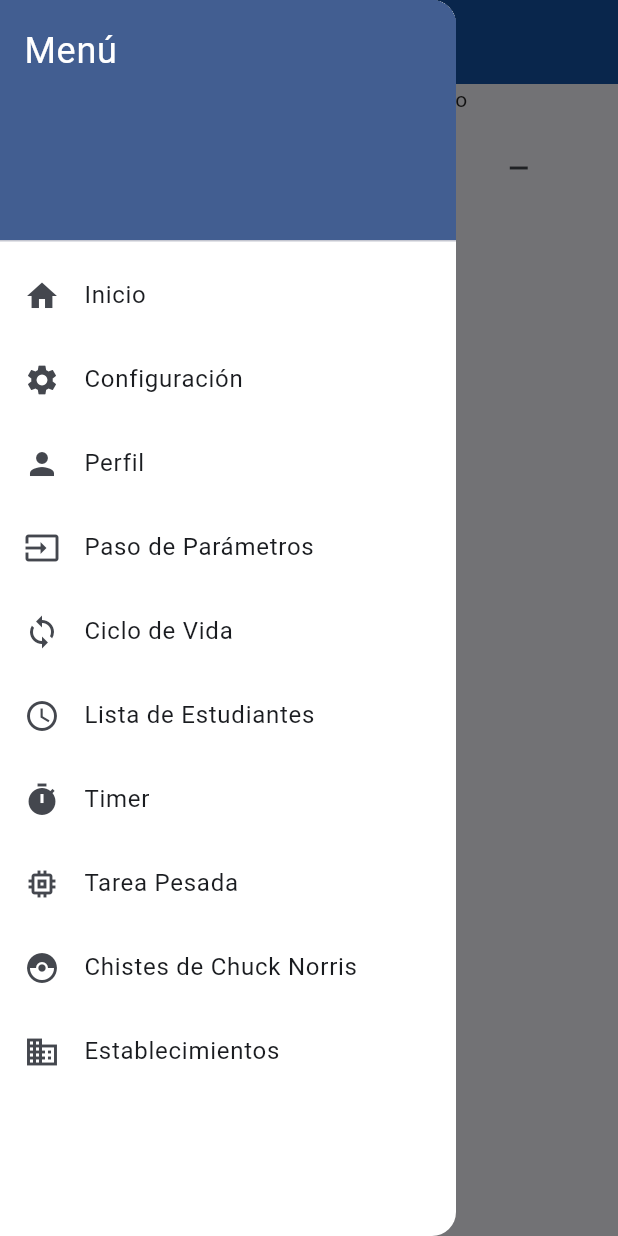
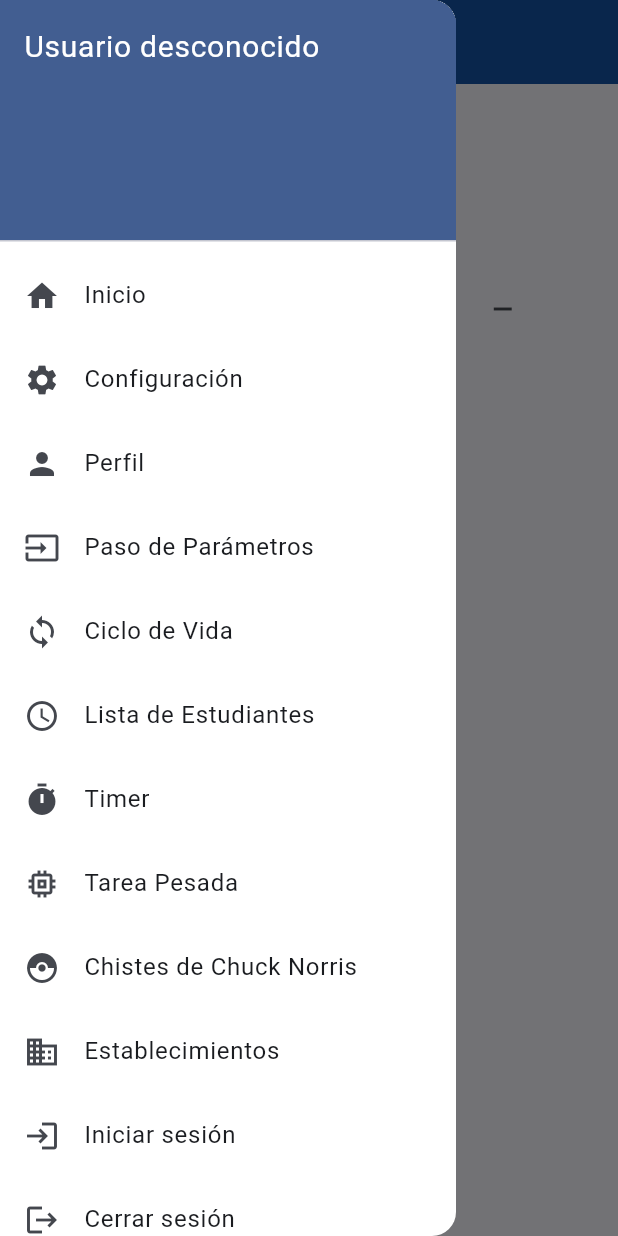
Before and after one commit to santiago-diaz-franki/paso-parametros, a Flutter app: the screen it shows after launch, with the side drawer open, on a phone screen of 412 x 824 dp. Run offline on Flutter 3.47's test engine with Material 3 defaults, Android fonts, the phone set to English and light mode, and no system bars; our stand-ins replace carousel_slider, flutter_dotenv, go_router, image_picker, shared_preferences; accounts and stored records are empty.

Commit message:
Se crea el login y el register, se implementa autentificacion primaria para el avance en la aplicacion

```diff
--- /dev/null
+++ b/lib/models/user.dart
@@ -0,0 +1,15 @@
+class User {
+  final int id;
+  final String name;
+  final String email;
+
+  User({required this.id, required this.name, required this.email});
+
+  //* convierte un objeto JSON a un objeto User
+  factory User.fromJson(Map<String, dynamic> json) =>
+      User(id: json['id'], name: json['name'], email: json['email']);
+
+  //* convierte un objeto User a un objeto JSON
+  //* se usa para enviar el objeto a la API
+  Map<String, dynamic> toJson() => {'id': id, 'name': name, 'email': email};
+}
--- a/lib/routes/app_router.dart
+++ b/lib/routes/app_router.dart
@@ -13,6 +13,8 @@ import 'package:hola_mundo/views/tarea_pesada/tarea_pesada_view.dart';
 import 'package:hola_mundo/views/list_students/list_students_view.dart';
 import 'package:hola_mundo/views/chiste/chiste_detail_view.dart';
 import 'package:hola_mundo/views/chiste/chiste_list_view.dart';
+import 'package:hola_mundo/views/auth/login_page.dart';
+import 'package:hola_mundo/views/auth/register_page.dart';
 
 final GoRouter appRouter = GoRouter(
   routes: [
@@ -72,7 +74,7 @@ final GoRouter appRouter = GoRouter(
       builder: (context, state) => const TareaPesadaView(),
     ),
     //!Rutas para el manejo de Pokémon
-   // Rutas para el manejo de chistes
+    // Rutas para el manejo de chistes
     GoRoute(
       path: '/chiste',
       name: 'chiste',
@@ -108,6 +110,16 @@ final GoRouter appRouter = GoRouter(
     GoRoute(
       path: '/establecimientos/create',
       builder: (context, state) => const EstablecimientoCreateView(),
-),
+    ),
+    GoRoute(
+      path: '/login',
+      name: 'login',
+      builder: (context, state) => const LoginPage(),
+    ),
+    GoRoute(
+      path: '/register',
+      name: 'register',
+      builder: (context, state) => const RegisterPage(),
+    ),
   ],
 );
--- a/lib/views/custom_drawer.dart
+++ b/lib/views/custom_drawer.dart
@@ -1,8 +1,37 @@
 import 'package:flutter/material.dart';
 import 'package:go_router/go_router.dart';
+import 'package:hola_mundo/models/user.dart';
+import 'package:hola_mundo/services/auth_service.dart';
 
-class CustomDrawer extends StatelessWidget {
+class CustomDrawer extends StatefulWidget {
   const CustomDrawer({super.key});
+
+  State<CustomDrawer> createState() => _CustomDrawerState();
+}
+
+class _CustomDrawerState extends State<CustomDrawer> {
+  //?  Variable para almacenar el usuario actual
+  User? user;
+  //
+
+  @override
+  void initState() {
+    super.initState();
+    //* Carga el usuario al iniciar el estado
+    //* Se utiliza Future.delayed para asegurarse de que la carga del usuario se realice después de que el widget se haya construido completamente.
+    Future.delayed(Duration.zero, () {
+      _loadUser();
+    });
+  }
+
+  Future<void> _loadUser() async {
+    //** Obtiene el usuario actual utilizando el servicio de autenticación
+    //** y actualiza el estado del widget con la información del usuario.
+    final u = await AuthService().getUser();
+    setState(() {
+      user = u;
+    });
+  }
 
   @override
   Widget build(BuildContext context) {
@@ -17,14 +46,19 @@ class CustomDrawer extends StatelessWidget {
                     context,
                   ).colorScheme.primary, // Usa el color primario del tema
             ),
-            child: const Text(
-              'Menú',
-              style: TextStyle(
-                color:
-                    Colors
-                        .white, // Texto blanco para contrastar con el color primario
-                fontSize: 24,
-              ),
+            child: Column(
+              crossAxisAlignment: CrossAxisAlignment.start,
+              children: [
+                Text(
+                  user?.name ?? 'Usuario desconocido',
+                  style: const TextStyle(color: Colors.white, fontSize: 20),
+                ),
+                const SizedBox(height: 4),
+                Text(
+                  user?.email ?? '',
+                  style: const TextStyle(color: Colors.white70, fontSize: 14),
+                ),
+              ],
             ),
           ),
           ListTile(
@@ -118,6 +152,36 @@ class CustomDrawer extends StatelessWidget {
               context.push('/establecimientos');
             },
           ),
+          ListTile(
+            leading: const Icon(Icons.login),
+            title: const Text('Iniciar sesión'),
+            onTap: () {
+              context.goNamed('login');
+              Navigator.pop(context); // Cierra el Drawer
+            },
+          ),
+          ListTile(
+            leading: Icon(Icons.logout),
+            title: Text('Cerrar sesión'),
+            onTap: () async {
+              final token = await AuthService().getToken();
+
+              if (token != null) {
+                await AuthService().logout();
+
+                if (!context.mounted) {
+                  return;
+                }
+                context.go('/login');
+              } else {
+                if (!context.mounted) return;
+                Navigator.pop(context); // Cierra el drawer
+                ScaffoldMessenger.of(context).showSnackBar(
+                  const SnackBar(content: Text('No hay sesión activa.')),
+                );
+              }
+            },
+          ),
         ],
       ),
     );
--- a/lib/views/home_view.dart
+++ b/lib/views/home_view.dart
@@ -1,21 +1,58 @@
 import 'package:flutter/material.dart';
 import 'package:hola_mundo/views/base_view.dart';
 import 'package:hola_mundo/views/contador.dart';
+import 'package:hola_mundo/services/auth_service.dart';
+import 'package:hola_mundo/models/user.dart';
 
-class HomeView extends StatelessWidget {
+class HomeView extends StatefulWidget {
   const HomeView({super.key});
+
+  @override
+  State<HomeView> createState() => _HomeViewState();
+}
+
+class _HomeViewState extends State<HomeView> {
+  User? user;
+
+  @override
+  void initState() {
+    super.initState();
+    _loadUser();
+  }
+
+  Future<void> _loadUser() async {
+    final loadedUser = await AuthService().getUser();
+    setState(() {
+      user = loadedUser;
+    });
+  }
 
   @override
   Widget build(BuildContext context) {
     return BaseView(
-      title: 'UCEVA', // Título de la pantalla
-      body: Column(
-        children: [
-          const Center(child: Text('Bienvenido a la pantalla de inicio')),
-          Contador(),
-        ],
+      title: 'UCEVA',
+      initialIndex: 0, // si estás usando tabs o control de vistas
+      length: 1, // si usas tabs o swipe views (ajústalo según tu BaseView real)
+      body: Padding(
+        padding: const EdgeInsets.all(16.0),
+        child: Column(
+          crossAxisAlignment: CrossAxisAlignment.start,
+          children: [
+            const Text(
+              'Bienvenido a la pantalla de inicio',
+              style: TextStyle(fontSize: 18, fontWeight: FontWeight.bold),
+            ),
+            const SizedBox(height: 12),
+            if (user != null) ...[
+              Text('👤 Nombre: ${user!.name}'),
+              Text('📧 Correo: ${user!.email}'),
+            ] else
+              const CircularProgressIndicator(),
+            const SizedBox(height: 24),
+            const Contador(),
+          ],
+        ),
       ),
-      //
     );
   }
 }
--- a/pubspec.yaml
+++ b/pubspec.yaml
@@ -38,6 +38,7 @@ dependencies:
   carousel_slider: ^5.0.0
   flutter_dotenv: ^5.2.1
   image_picker: ^1.1.2
+  shared_preferences: ^2.5.3
   http: ^0.13.5
 
 
```
Also changed, not shown: lib/services/auth_service.dart (added, +110 -0 lines), lib/views/auth/login_page.dart (added, +118 -0 lines), lib/views/auth/register_page.dart (added, +124 -0 lines), pubspec.lock, 2 other files.
